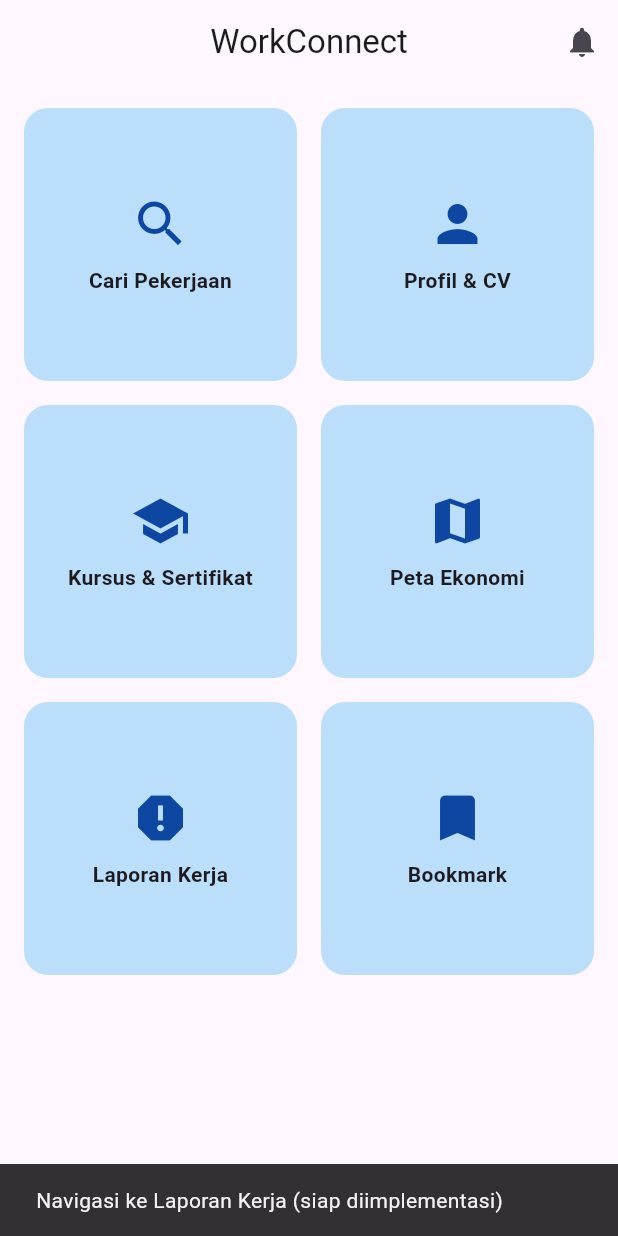
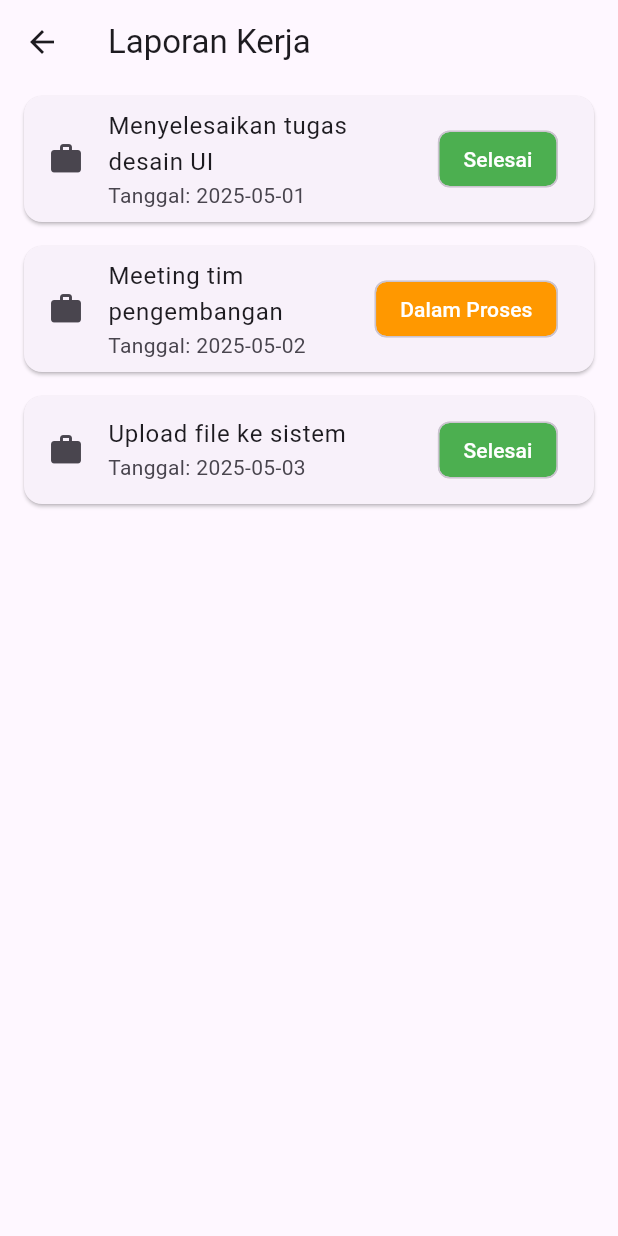
Before and after one commit to JovanWangsa/workconnect_kelompok_8, a Flutter app: the HomeScreen screen opened directly, after a tap on "Laporan Kerja", on a phone screen of 412 x 824 dp. Run offline on Flutter 3.47's test engine with Material 3 defaults, Android fonts, the phone set to English and light mode, and no system bars.

Commit message:
Update Laporan Kerja

```diff
--- a/lib/screens/home_screen.dart
+++ b/lib/screens/home_screen.dart
@@ -2,6 +2,7 @@ import 'package:flutter/material.dart';
 import 'job_search_screen.dart';
 import 'profile_screen.dart';
 import '../screens/riwayat/course_history_screen.dart';
+import '../screens/work_report_screen.dart';
 
 class HomeScreen extends StatelessWidget {
   const HomeScreen({super.key});
@@ -62,6 +63,12 @@ class HomeScreen extends StatelessWidget {
             context,
             MaterialPageRoute(builder: (_) => CourseHistoryScreen()),
           );
+        }
+        if (title == "Laporan Kerja") {
+          Navigator.push(
+            context,
+            MaterialPageRoute(builder: (context) => WorkReportScreen()),
+          );
         } else {
           ScaffoldMessenger.of(context).showSnackBar(
             SnackBar(content: Text('Navigasi ke $title (siap diimplementasi)')),
--- /dev/null
+++ b/lib/screens/work_report_screen.dart
@@ -0,0 +1,52 @@
+import 'package:flutter/material.dart';
+
+class WorkReportScreen extends StatelessWidget {
+  final List<Map<String, String>> reports = [
+    {
+      'tanggal': '2025-05-01',
+      'aktivitas': 'Menyelesaikan tugas desain UI',
+      'status': 'Selesai',
+    },
+    {
+      'tanggal': '2025-05-02',
+      'aktivitas': 'Meeting tim pengembangan',
+      'status': 'Dalam Proses',
+    },
+    {
+      'tanggal': '2025-05-03',
+      'aktivitas': 'Upload file ke sistem',
+      'status': 'Selesai',
+    },
+  ];
+
+  @override
+  Widget build(BuildContext context) {
+    return Scaffold(
+      appBar: AppBar(title: Text('Laporan Kerja')),
+      body: ListView.builder(
+        itemCount: reports.length,
+        itemBuilder: (context, index) {
+          final report = reports[index];
+          return Card(
+            margin: EdgeInsets.symmetric(horizontal: 16, vertical: 8),
+            child: ListTile(
+              leading: Icon(Icons.work),
+              title: Text(report['aktivitas']!),
+              subtitle: Text('Tanggal: ${report['tanggal']}'),
+              trailing: Chip(
+                label: Text(
+                  report['status']!,
+                  style: TextStyle(color: Colors.white),
+                ),
+                backgroundColor:
+                    report['status'] == 'Selesai'
+                        ? Colors.green
+                        : Colors.orange,
+              ),
+            ),
+          );
+        },
+      ),
+    );
+  }
+}
```
